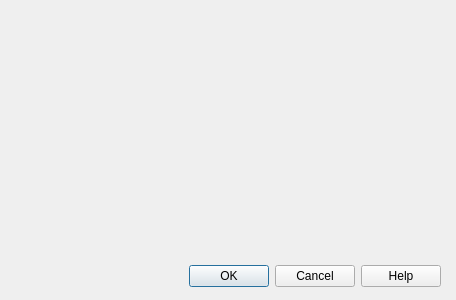
Old version of the form src/dlgMdfValuelist.ui in the repository grodansparadis/vscp-works-qt.
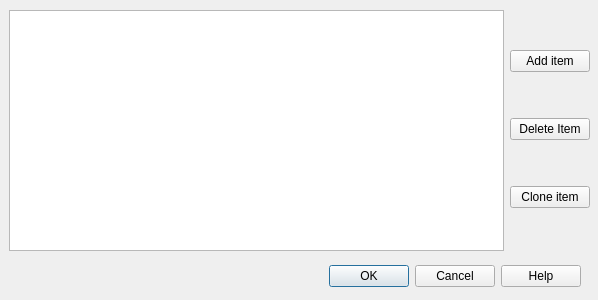
New version of the form.

```diff
--- a/src/dlgMdfValuelist.ui
+++ b/src/dlgMdfValuelist.ui
@@ -6,7 +6,7 @@
    <rect>
     <x>0</x>
     <y>0</y>
-    <width>456</width>
+    <width>598</width>
     <height>300</height>
    </rect>
   </property>
@@ -18,7 +18,7 @@
     <rect>
      <x>0</x>
      <y>260</y>
-     <width>441</width>
+     <width>581</width>
      <height>32</height>
     </rect>
    </property>
@@ -32,6 +32,49 @@
     <bool>false</bool>
    </property>
   </widget>
+  <widget class="QWidget" name="horizontalLayoutWidget">
+   <property name="geometry">
+    <rect>
+     <x>9</x>
+     <y>10</y>
+     <width>581</width>
+     <height>241</height>
+    </rect>
+   </property>
+   <layout class="QHBoxLayout" name="horizontalLayout">
+    <item>
+     <widget class="QListWidget" name="listWidget"/>
+    </item>
+    <item>
+     <layout class="QVBoxLayout" name="verticalLayout">
+      <property name="sizeConstraint">
+       <enum>QLayout::SetDefaultConstraint</enum>
+      </property>
+      <item>
+       <widget class="QPushButton" name="pushButton">
+        <property name="text">
+         <string>Add item</string>
+        </property>
+       </widget>
+      </item>
+      <item>
+       <widget class="QPushButton" name="pushButton_3">
+        <property name="text">
+         <string>Delete Item</string>
+        </property>
+       </widget>
+      </item>
+      <item>
+       <widget class="QPushButton" name="pushButton_2">
+        <property name="text">
+         <string>Clone item</string>
+        </property>
+       </widget>
+      </item>
+     </layout>
+    </item>
+   </layout>
+  </widget>
  </widget>
  <resources/>
  <connections/>
```
